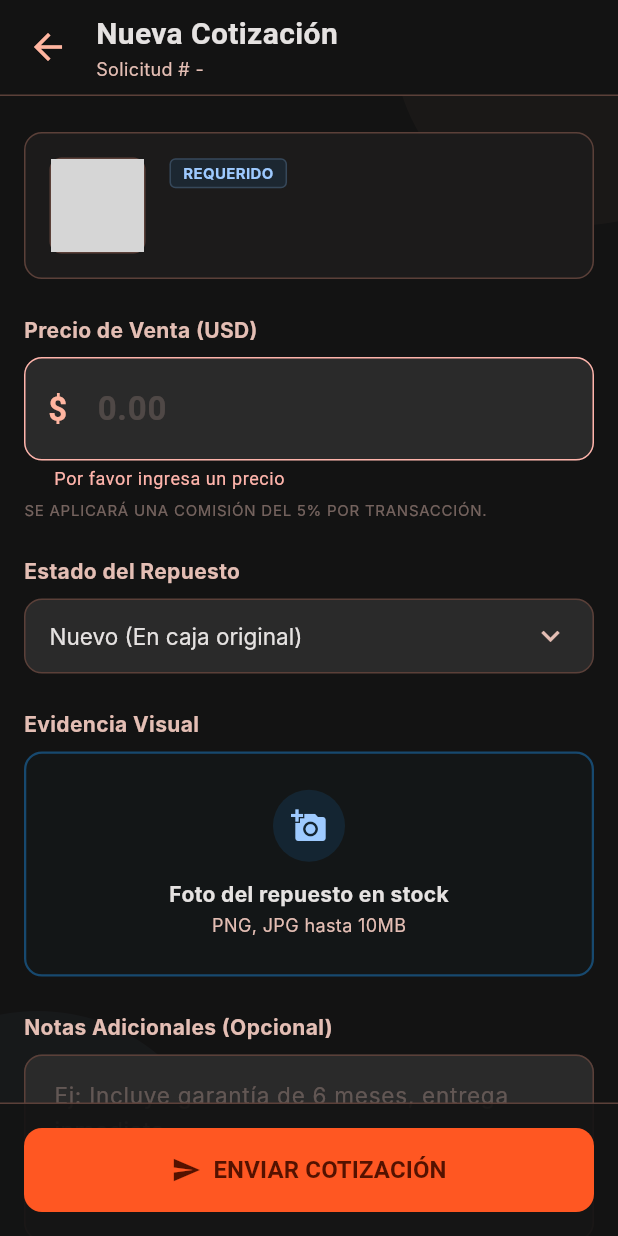
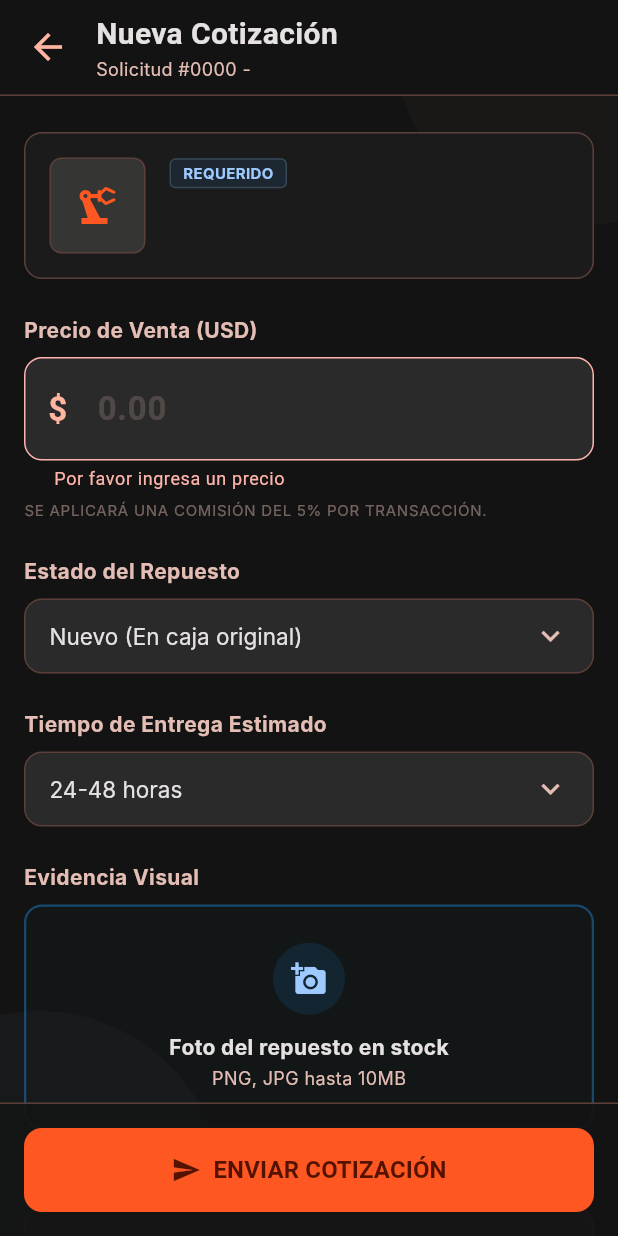
Before and after one commit to chribece/RepuestosYa, a Flutter app: the CreateQuotationPage screen opened directly with empty values, after a tap on "ENVIAR COTIZACIÓN", on a phone screen of 412 x 824 dp. Run offline on Flutter 3.47's test engine with Material 3 defaults, Android fonts, the phone set to English and light mode, and no system bars; our stand-ins replace image_picker, shared_preferences; accounts and stored records are empty; Roboto replaces fonts that are missing (Inter, Sora); grey boxes are pictures that could not be loaded.

Commit message:
Implementacion pagina cotizaciones

```diff
--- a/lib/pages/create_quotation_page.dart
+++ b/lib/pages/create_quotation_page.dart
@@ -4,6 +4,7 @@ import 'package:image_picker/image_picker.dart';
 import 'dart:io';
 import '../services/solicitud_service.dart';
 import '../services/auth_service.dart';
+import '../services/almacen_service.dart';
 
 class CreateQuotationPage extends StatefulWidget {
   final Map<String, dynamic> solicitud;
@@ -22,14 +23,15 @@ class _CreateQuotationPageState extends State<CreateQuotationPage> {
   final TextEditingController _priceController = TextEditingController();
   final TextEditingController _notesController = TextEditingController();
   String _selectedCondition = 'new';
+  String _selectedDeliveryTime = '24-48 horas';
 
   File? _selectedImage;
   bool _isSubmitting = false;
 
   final ImagePicker _imagePicker = ImagePicker();
   final AuthService _authService = AuthService();
-  // Asumiendo que extiendes o usas tu SolicitudService para insertar cotizaciones
   final SolicitudService _solicitudService = SolicitudService();
+  final AlmacenService _almacenService = AlmacenService();
 
   // Sistema de Diseño y Paleta de Colores Industrial
   static const Color background = Color(0xFF131313);
@@ -44,7 +46,6 @@ class _CreateQuotationPageState extends State<CreateQuotationPage> {
   static const Color onPrimaryContainer = Color(0xFF541200);
   static const Color secondary = Color(0xFF9ECAFF);
   static const Color secondaryContainer = Color(0xFF1E95F2);
-  static const Color tertiaryContainer = Color(0xFF019AD8);
   static const Color outlineVariant = Color(0xFF5B4039);
   static const Color onSurface = Color(0xFFE5E2E1);
   static const Color onSurfaceVariant = Color(0xFFE4BEB4);
@@ -56,11 +57,10 @@ class _CreateQuotationPageState extends State<CreateQuotationPage> {
     super.dispose();
   }
 
-  // Lógica para seleccionar imagen desde la cámara/galería (Misma lógica que CreateRequestPage)
   Future<void> _pickImage() async {
     try {
       final XFile? image = await _imagePicker.pickImage(
-        source: ImageSource.gallery, // O ImageSource.camera según prefieras
+        source: ImageSource.gallery,
         imageQuality: 80,
       );
       if (image != null) {
@@ -75,7 +75,6 @@ class _CreateQuotationPageState extends State<CreateQuotationPage> {
     }
   }
 
-  // Envío asíncrono de datos al Backend
   Future<void> _enviarCotizacion() async {
     if (!_formKey.currentState!.validate()) return;
 
@@ -84,33 +83,35 @@ class _CreateQuotationPageState extends State<CreateQuotationPage> {
     });
 
     try {
-      final userId = _authService.currentUser?.id;
-      final String solicitudId = widget.solicitud['id']?.toString() ?? '';
+      final String solicitudId = widget.solicitud['solicitud_id']?.toString() ??
+                                 widget.solicitud['id']?.toString() ?? '';
       String? uploadedImageUrl;
 
-      // 1. Si el operador del almacén capturó una foto física del stock
       if (_selectedImage != null) {
-        // TODO: Implementa aquí la subida al Storage Bucket de tu backend
-        // tal como lo hace el cliente en create_request_page.dart para rescatar el link string.
-
-        // Enlace de prueba provisional para verificar la persistencia en base de datos:
         uploadedImageUrl = "https://tu-proyecto.supabase.co/storage/v1/object/public/cotizaciones/repuesto_verificado.jpg";
       }
 
-      // 2. Invocación asíncrona estructurada al servicio corregido
+      final almacen = await _almacenService.obtenerMiAlmacen();
+      if (almacen == null) {
+        throw Exception('No tienes un almacén asociado. Contacta al administrador.');
+      }
+
+      final String almacenId = almacen['id']?.toString() ?? '';
+
       await _solicitudService.crearCotizacion(
         solicitudId: solicitudId,
-        almacenId: userId ?? '',
+        almacenId: almacenId,
         precio: double.tryParse(_priceController.text) ?? 0.0,
         notas: _notesController.text.trim(),
-        fotoUrl: uploadedImageUrl, // Pasamos el String limpio libre de errores multipart
+        fotoUrl: uploadedImageUrl,
+        tiempoEntrega: _selectedDeliveryTime,
       );
 
       if (mounted) {
         setState(() {
           _isSubmitting = false;
         });
-        Navigator.pop(context, true); // Cierra la pantalla y actualiza el Dashboard en tiempo real
+        Navigator.pop(context, true);
       }
     } catch (e) {
       if (mounted) {
@@ -129,16 +130,25 @@ class _CreateQuotationPageState extends State<CreateQuotationPage> {
 
   @override
   Widget build(BuildContext context) {
-    // Extracción dinámica segura de datos de la fila de la BD
-    final String piezaNombre = widget.solicitud['pieza_nombre'] ?? 'Repuesto';
-    final String descripcion = widget.solicitud['descripcion'] ?? 'Sin especificaciones técnicas';
-    final String idSolicitud = widget.solicitud['id']?.toString().substring(0, double.parse(widget.solicitud['id'].toString().length.toString()) > 4 ? 4 : widget.solicitud['id'].toString().length) ?? '0000';
+    // EXTRAER EL MAPA ANIDADO (SI EXISTE)
+    final Map<String, dynamic> objetoInterno = widget.solicitud['solicitud'] is Map<String, dynamic>
+        ? widget.solicitud['solicitud'] as Map<String, dynamic>
+        : {};
+
+    // EXTRACCIÓN SEGURA MULTINIVEL DE TEXTOS
+    final String piezaNombre = objetoInterno['pieza_nombre'] ?? widget.solicitud['pieza_nombre'] ?? 'Repuesto';
+    final String descripcion = objetoInterno['descripcion'] ?? widget.solicitud['descripcion'] ?? 'Sin especificaciones técnicas';
+
+    final String idSolicitud = widget.solicitud['solicitud_id']?.toString() ??
+                               widget.solicitud['id']?.toString() ?? '0000';
+    final String idCorto = idSolicitud.isNotEmpty
+        ? idSolicitud.substring(0, idSolicitud.length > 4 ? 4 : idSolicitud.length)
+        : '0000';
 
     return Scaffold(
       backgroundColor: background,
       body: Stack(
         children: [
-          // Capas decorativas de difuminado ambiental
           Positioned(
             top: -100,
             right: -100,
@@ -153,7 +163,7 @@ class _CreateQuotationPageState extends State<CreateQuotationPage> {
           SafeArea(
             child: Column(
               children: [
-                _buildHeader(idSolicitud, piezaNombre),
+                _buildHeader(idCorto, piezaNombre),
                 Expanded(
                   child: Form(
                     key: _formKey,
@@ -167,6 +177,8 @@ class _CreateQuotationPageState extends State<CreateQuotationPage> {
                           _buildPriceField(),
                           const SizedBox(height: 24),
                           _buildConditionDropdown(),
+                          const SizedBox(height: 24),
+                          _buildDeliveryTimeDropdown(),
                           const SizedBox(height: 24),
                           _buildImageUploadArea(),
                           const SizedBox(height: 24),
@@ -202,7 +214,8 @@ class _CreateQuotationPageState extends State<CreateQuotationPage> {
             onPressed: () => Navigator.pop(context),
           ),
           const SizedBox(width: 8),
-          Column(
+          Expanded(
+            child: Column(
               crossAxisAlignment: CrossAxisAlignment.start,
               mainAxisAlignment: MainAxisAlignment.center,
               children: [
@@ -213,8 +226,10 @@ class _CreateQuotationPageState extends State<CreateQuotationPage> {
                 Text(
                   'Solicitud #$id - $pieza',
                   style: const TextStyle(color: onSurfaceVariant, fontSize: 12, fontFamily: 'Inter'),
+                  overflow: TextOverflow.ellipsis,
                 ),
               ],
+            ),
           ),
         ],
       ),
@@ -222,6 +237,17 @@ class _CreateQuotationPageState extends State<CreateQuotationPage> {
   }
 
   Widget _buildSummaryCard(String title, String subtitle) {
+    // EXTRAER MAPA ANIDADO PARA LA IMAGEN
+    final Map<String, dynamic> objetoInterno = widget.solicitud['solicitud'] is Map<String, dynamic>
+        ? widget.solicitud['solicitud'] as Map<String, dynamic>
+        : {};
+
+    // VERIFICACIÓN ABSOLUTA EN CADENA (Prueba todas las opciones para no fallar)
+    final String? urlDeLaImagen = objetoInterno['foto_url'] ??
+                                  objetoInterno['image_url'] ??
+                                  widget.solicitud['foto_url'] ??
+                                  widget.solicitud['image_url'];
+
     return Container(
       padding: const EdgeInsets.all(16),
       decoration: BoxDecoration(
@@ -239,10 +265,38 @@ class _CreateQuotationPageState extends State<CreateQuotationPage> {
               borderRadius: BorderRadius.circular(8),
               border: Border.all(color: outlineVariant, width: 1),
             ),
-            child: widget.solicitud['imagen_url'] != null
+            child: (urlDeLaImagen != null && urlDeLaImagen.trim().isNotEmpty)
                 ? ClipRRect(
                     borderRadius: BorderRadius.circular(7),
-                    child: Image.network(widget.solicitud['imagen_url'], fit: BoxFit.cover),
+                    child: urlDeLaImagen.trim().startsWith('/')
+                        ? Image.file(
+                            File(urlDeLaImagen.trim()),
+                            fit: BoxFit.cover,
+                            errorBuilder: (context, error, stackTrace) => const Icon(
+                              Icons.precision_manufacturing,
+                              color: primaryContainer,
+                              size: 32,
+                            ),
+                          )
+                        : Image.network(
+                            urlDeLaImagen.trim(),
+                            fit: BoxFit.cover,
+                            errorBuilder: (context, error, stackTrace) => const Icon(
+                              Icons.precision_manufacturing,
+                              color: primaryContainer,
+                              size: 32,
+                            ),
+                            loadingBuilder: (context, child, loadingProgress) {
+                              if (loadingProgress == null) return child;
+                              return const Center(
+                                child: SizedBox(
+                                  width: 16,
+                                  height: 16,
+                                  child: CircularProgressIndicator(strokeWidth: 2, color: primary),
+                                ),
+                              );
+                            },
+                          ),
                   )
                 : const Icon(Icons.precision_manufacturing, color: primaryContainer, size: 32),
           ),
@@ -357,6 +411,45 @@ class _CreateQuotationPageState extends State<CreateQuotationPage> {
               ],
               onChanged: (value) {
                 if (value != null) setState(() => _selectedCondition = value);
+              },
+            ),
+          ),
+        ),
+      ],
+    );
+  }
+
+  Widget _buildDeliveryTimeDropdown() {
+    return Column(
+      crossAxisAlignment: CrossAxisAlignment.start,
+      children: [
+        const Text(
+          'Tiempo de Entrega Estimado',
+          style: TextStyle(color: onSurfaceVariant, fontSize: 14, fontWeight: FontWeight.bold, fontFamily: 'Inter'),
+        ),
+        const SizedBox(height: 8),
+        Container(
+          padding: const EdgeInsets.symmetric(horizontal: 16),
+          decoration: BoxDecoration(
+            color: surfaceContainerHigh,
+            borderRadius: BorderRadius.circular(12),
+            border: Border.all(color: outlineVariant),
+          ),
+          child: DropdownButtonHideUnderline(
+            child: DropdownButton<String>(
+              value: _selectedDeliveryTime,
+              dropdownColor: surfaceContainerHigh,
+              icon: const Icon(Icons.expand_more, color: onSurfaceVariant),
+              isExpanded: true,
+              style: const TextStyle(color: onSurface, fontSize: 15, fontFamily: 'Inter'),
+              items: const [
+                DropdownMenuItem(value: 'Inmediata', child: Text('Inmediata')),
+                DropdownMenuItem(value: '24-48 horas', child: Text('24-48 horas')),
+                DropdownMenuItem(value: '3-5 días', child: Text('3-5 días')),
+                DropdownMenuItem(value: '1-2 semanas', child: Text('1-2 semanas')),
+              ],
+              onChanged: (value) {
+                if (value != null) setState(() => _selectedDeliveryTime = value);
               },
             ),
           ),
--- a/lib/pages/home_page.dart
+++ b/lib/pages/home_page.dart
@@ -583,7 +583,7 @@ class _HomePageState extends State<HomePage> {
                 timeText = 'Hace ${difference.inDays} días';
               }
             }
-
+            final String urlFinal = solicitud['foto_url'] as String? ?? '';
             return Padding(
               padding: const EdgeInsets.only(bottom: 16),
               child: _buildRequestCard(
@@ -593,7 +593,7 @@ class _HomePageState extends State<HomePage> {
                 statusColor: statusColor,
                 quotes: '0 Cotizaciones',
                 time: timeText,
-                imageUrl: solicitud['foto_url'] as String? ?? 'https://via.placeholder.com/96',
+                imageUrl: urlFinal,
               ),
             );
           }).toList(),
--- /dev/null
+++ b/lib/services/almacen_service.dart
@@ -0,0 +1,15 @@
+import 'api_client.dart';
+
+class AlmacenService {
+  final ApiClient _apiClient = ApiClient();
+
+  // Obtener el almacén asociado al usuario actual
+  Future<Map<String, dynamic>?> obtenerMiAlmacen() async {
+    try {
+      final response = await _apiClient.get('/almacen/mi-almacen');
+      return response.isNotEmpty ? response : null;
+    } catch (e) {
+      throw Exception('Error al obtener almacén: $e');
+    }
+  }
+}
```
Also changed, not shown: lib/services/solicitud_service.dart (+13 -9 lines), 2 other files. Lines whose indentation alone changed are shown as unchanged.
